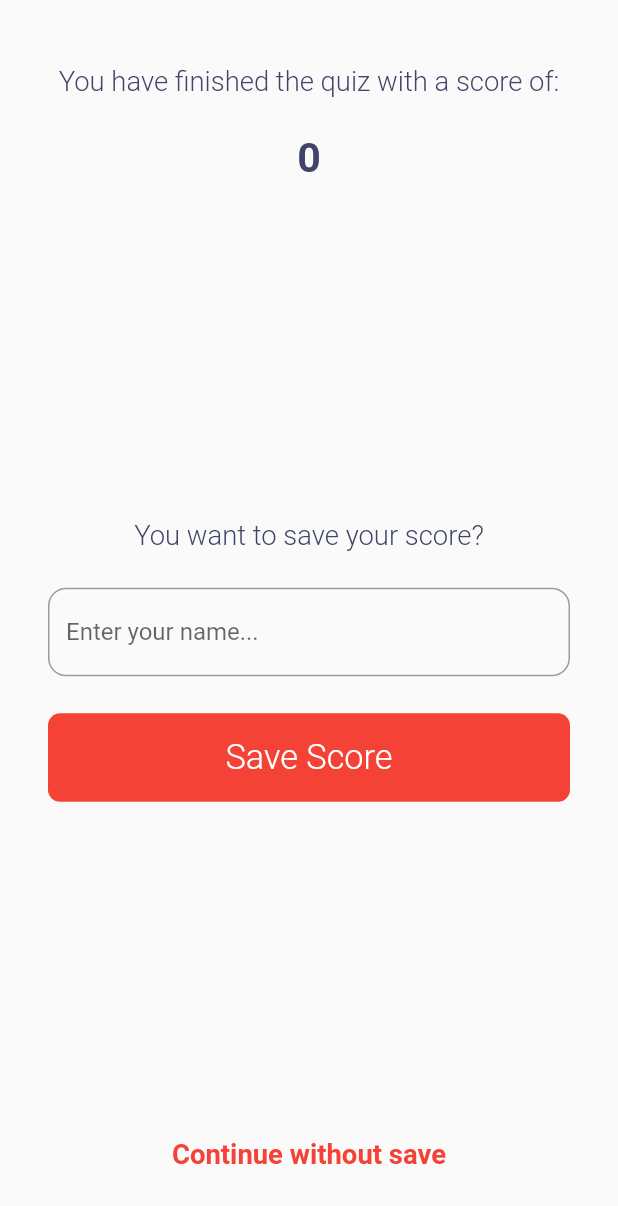
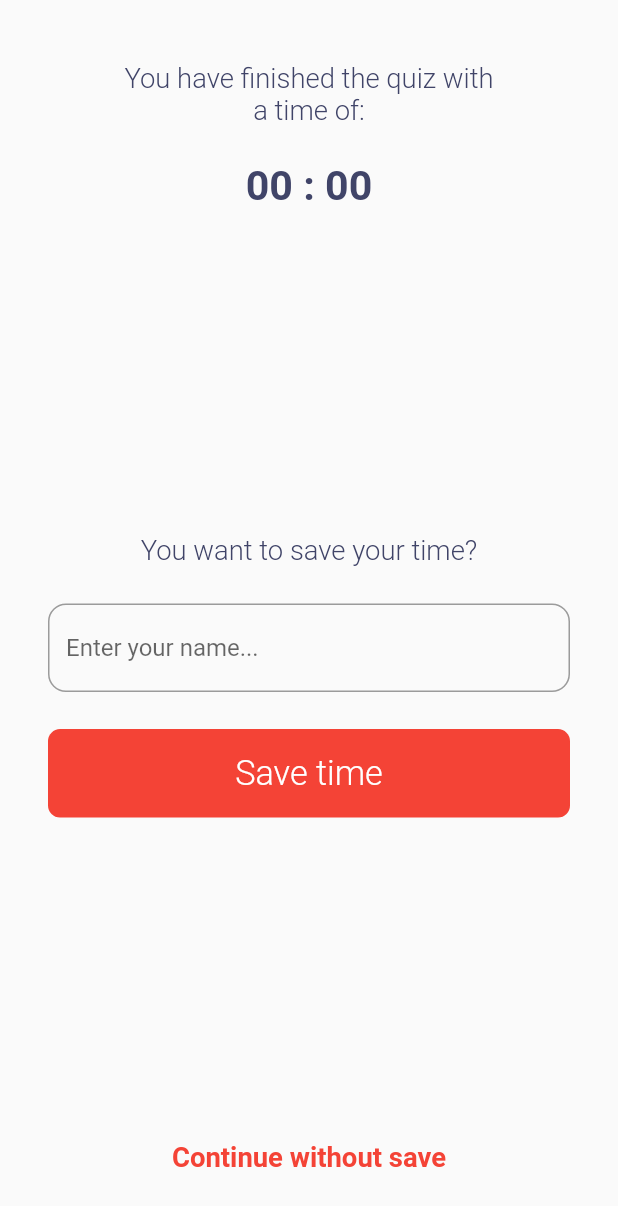
Before and after one commit to AntonioJoaquin/flutter_found_pairs, a Flutter app: the ScorePage screen opened directly with empty values, on a phone screen of 412 x 824 dp. Shown: the top 1206 px of the screen. Run offline on Flutter 3.47's test engine with Material 2 defaults, Android fonts, the phone set to English and light mode, and no system bars; our stand-ins replace audioplayers, flutter_screenutil, get_it, injectable, objectbox, shared_preferences; accounts and stored records are empty; generated files the repository leaves out were written again.

Commit message:
#14- Update score page to show time

```diff
--- a/lib/view/pages/score/score_page.dart
+++ b/lib/view/pages/score/score_page.dart
@@ -5,6 +5,7 @@ import '../../../core/common/palette.dart';
 import '../../../core/common/status.dart';
 import '../../../di/locator.dart';
 import '../../common/widgets/custom_button.dart';
+import '../../utils/time_utils.dart';
 import 'score_arguments.dart';
 import 'score_manager.dart';
 
@@ -59,7 +60,7 @@ class _ScorePageState extends State<ScorePage> {
               builder: (_, Status status, __) => Column(
                 mainAxisAlignment: MainAxisAlignment.spaceAround,
                 children: [
-                  _ScoreText(widget.scoreArguments.score.toString()),
+                  _ScoreText(widget.scoreArguments.timeInSeconds),
                   spacer,
                   status == Status.loading
                       ? const Center(child: CircularProgressIndicator())
@@ -73,7 +74,7 @@ class _ScorePageState extends State<ScorePage> {
                   Visibility(
                     visible: status != Status.loading,
                     child: InkWell(
-                      onTap: () => _manager.navigateToRanking(),
+                      onTap: () => _manager.navigateToHome(),
                       child: const Text(
                         'Continue without save',
                         style: TextStyle(
@@ -95,19 +96,19 @@ class _ScorePageState extends State<ScorePage> {
 
 class _ScoreText extends StatelessWidget {
   const _ScoreText(
-    String score, {
+    int time, {
     Key? key,
-  })  : _score = score,
+  })  : _time = time,
         super(key: key);
 
-  final String _score;
+  final int _time;
 
   @override
   Widget build(BuildContext context) {
     return Column(
       children: [
         const Text(
-          'You have finished the quiz with a score of: ',
+          'You have finished the quiz with\na time of: ',
           style: TextStyle(
             fontWeight: FontWeight.w300,
           ),
@@ -115,7 +116,7 @@ class _ScoreText extends StatelessWidget {
         ),
         SizedBox(height: MediaQuery.of(context).size.height * .03),
         Text(
-          _score,
+          TimeUtils.formatDuration(Duration(seconds: _time)),
           style: TextStyle(
             fontSize: 24.sp,
             fontWeight: FontWeight.bold,
@@ -153,7 +154,7 @@ class _ScoreNameForm extends StatelessWidget {
       child: Column(
         children: [
           const Text(
-            'You want to save your score?',
+            'You want to save your time?',
             style: TextStyle(fontWeight: FontWeight.w300),
           ),
           spacer,
@@ -166,7 +167,7 @@ class _ScoreNameForm extends StatelessWidget {
           ),
           spacer,
           CustomButton(
-            'Save Score',
+            'Save time',
             () => _saveScore(_scoreArguments),
           ),
         ],
```
